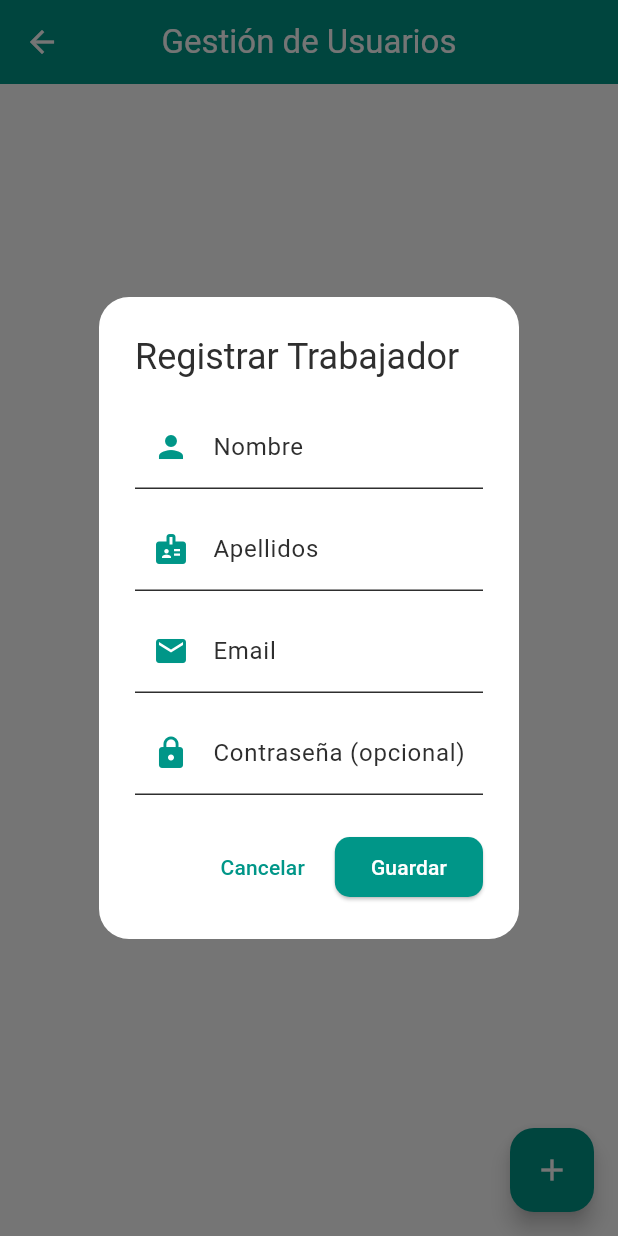
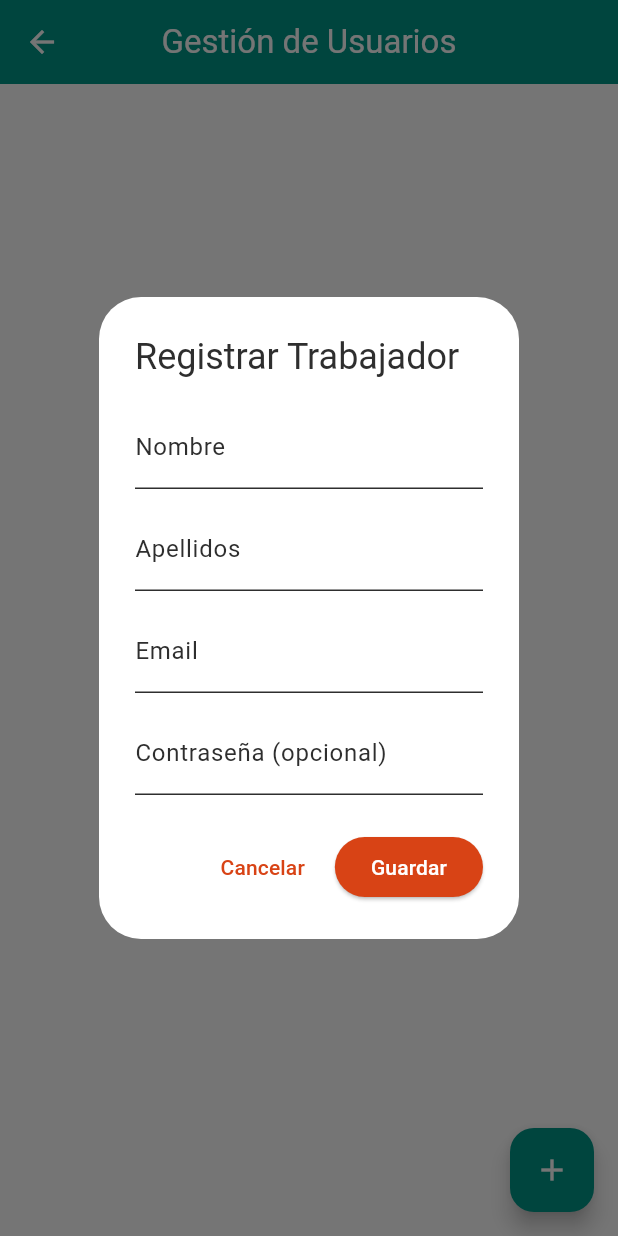
Before and after one commit to ArturoMD7/fast_order, a Flutter app: the UserManagementScreen screen opened directly with empty values, after a tap on the "add" icon, on a phone screen of 412 x 824 dp. Run offline on Flutter 3.47's test engine with Material 3 defaults, Android fonts, the light colour scheme and no system bars; our stand-ins replace fl_chart, flutter_dotenv, image_picker, qr_flutter, supabase_flutter; missing offline and left inert: mobile_scanner; accounts and stored records are empty.

Commit message:
update y create ya me jala en los workers

```diff
--- a/lib/screens/admin/user_management_screen.dart
+++ b/lib/screens/admin/user_management_screen.dart
@@ -46,50 +46,67 @@ class _UserManagementScreenState extends State<UserManagementScreen> {
     }
   }
 
-  Future<void> _deleteWorker(String workerId) async {
-    try {
-      await supabase.from('Usuarios').delete().eq('id', workerId);
-      ScaffoldMessenger.of(context).showSnackBar(
-        const SnackBar(content: Text('Trabajador eliminado'), backgroundColor: Colors.green),
-      );
-      _fetchWorkers();
-    } catch (e) {
-      if (context.mounted) {
-        ScaffoldMessenger.of(context).showSnackBar(
-          SnackBar(content: Text('Error al eliminar trabajador: $e'), backgroundColor: Colors.red),
-        );
-      }
-    }
-  }
-
-  void _showAddOrEditUserDialog(BuildContext context, Color primaryColor, {Map<String, dynamic>? worker}) {
+  void _showEditWorkerDialog(BuildContext context, Map<String, dynamic>? worker) {
+    final isEditing = worker != null;
+    final formKey = GlobalKey<FormState>();
     final nameController = TextEditingController(text: worker?['nombre'] ?? '');
     final lastNameController = TextEditingController(text: worker?['apellidos'] ?? '');
     final emailController = TextEditingController(text: worker?['email'] ?? '');
     final passwordController = TextEditingController();
     bool isLoading = false;
-    final isEditing = worker != null;
 
     showDialog(
       context: context,
       builder: (context) => StatefulBuilder(
-        builder: (context, setState) {
-          Future<void> saveUser() async {
-            if (nameController.text.trim().isEmpty ||
-                lastNameController.text.trim().isEmpty ||
-                emailController.text.trim().isEmpty ||
-                (!isEditing && passwordController.text.isEmpty)) {
-              ScaffoldMessenger.of(context).showSnackBar(
-                const SnackBar(content: Text('¡Todos los campos son obligatorios!'), backgroundColor: Colors.red),
-              );
-              return;
-            }
-
+        builder: (context, setState) => AlertDialog(
+          title: Text(isEditing ? 'Editar Trabajador' : 'Registrar Trabajador'),
+          content: Form(
+            key: formKey,
+            child: SingleChildScrollView(
+              child: Column(
+                mainAxisSize: MainAxisSize.min,
+                children: [
+                  TextFormField(
+                    controller: nameController,
+                    decoration: const InputDecoration(labelText: 'Nombre'),
+                    validator: (value) => value!.isEmpty ? 'El nombre es requerido' : null,
+                  ),
+                  const SizedBox(height: 12),
+                  TextFormField(
+                    controller: lastNameController,
+                    decoration: const InputDecoration(labelText: 'Apellidos'),
+                    validator: (value) => value!.isEmpty ? 'Los apellidos son requeridos' : null,
+                  ),
+                  const SizedBox(height: 12),
+                  TextFormField(
+                    controller: emailController,
+                    decoration: const InputDecoration(labelText: 'Email'),
+                    validator: (value) => value!.isEmpty ? 'El email es requerido' : null,
+                  ),
+                  const SizedBox(height: 12),
+                  TextFormField(
+                    controller: passwordController,
+                    decoration: const InputDecoration(labelText: 'Contraseña (opcional)'),
+                    obscureText: true,
+                  ),
+                ],
+              ),
+            ),
+          ),
+          actions: [
+            TextButton(
+              onPressed: () => Navigator.pop(context),
+              child: const Text('Cancelar'),
+            ),
+            ElevatedButton(
+              onPressed: isLoading
+                  ? null
+                  : () async {
+                      if (!formKey.currentState!.validate()) return;
                       setState(() => isLoading = true);
 
                       try {
                         if (isEditing) {
-                // Actualizar trabajador
                           final updateData = {
                             'nombre': nameController.text.trim(),
                             'apellidos': lastNameController.text.trim(),
@@ -99,7 +116,11 @@ class _UserManagementScreenState extends State<UserManagementScreen> {
                             updateData['contrasena'] = passwordController.text;
                           }
 
-                await supabase.from('Usuarios').update(updateData).eq('id', worker!['id']);
+                          await supabase
+                              .from('Usuarios')
+                              .update(updateData)
+                              .eq('id', worker!['id']);
+
                           if (context.mounted) {
                             Navigator.pop(context);
                             ScaffoldMessenger.of(context).showSnackBar(
@@ -108,7 +129,6 @@ class _UserManagementScreenState extends State<UserManagementScreen> {
                             _fetchWorkers();
                           }
                         } else {
-                // Crear trabajador
                           final authResponse = await supabase.auth.signUp(
                             email: emailController.text.trim(),
                             password: passwordController.text.trim(),
@@ -145,35 +165,60 @@ class _UserManagementScreenState extends State<UserManagementScreen> {
                       } finally {
                         if (context.mounted) setState(() => isLoading = false);
                       }
-          }
-
-          return AlertDialog(
-            title: Text(isEditing ? 'Editar Trabajador' : 'Registrar Trabajador'),
-            shape: RoundedRectangleBorder(borderRadius: BorderRadius.circular(20)),
-            content: SingleChildScrollView(
-              child: Column(
-                mainAxisSize: MainAxisSize.min,
-                children: [
-                  TextField(controller: nameController, decoration: InputDecoration(labelText: 'Nombre', prefixIcon: Icon(Icons.person, color: primaryColor))),
-                  const SizedBox(height: 12),
-                  TextField(controller: lastNameController, decoration: InputDecoration(labelText: 'Apellidos', prefixIcon: Icon(Icons.badge, color: primaryColor))),
-                  const SizedBox(height: 12),
-                  TextField(controller: emailController, decoration: InputDecoration(labelText: 'Email', prefixIcon: Icon(Icons.email, color: primaryColor))),
-                  const SizedBox(height: 12),
-                  TextField(controller: passwordController, decoration: InputDecoration(labelText: 'Contraseña (opcional)', prefixIcon: Icon(Icons.lock, color: primaryColor)), obscureText: true),
+                    },
+              child: isLoading
+                  ? const SizedBox(
+                      width: 20,
+                      height: 20,
+                      child: CircularProgressIndicator(color: Colors.white, strokeWidth: 2),
+                    )
+                  : Text(isEditing ? 'Guardar Cambios' : 'Guardar'),
+            ),
           ],
         ),
       ),
+    );
+  }
+
+  void _confirmDeleteWorker(BuildContext context, Map<String, dynamic> worker) {
+    showDialog(
+      context: context,
+      builder: (_) => AlertDialog(
+        title: const Text('Confirmar eliminación'),
+        content: Text('¿Eliminar al trabajador "${worker['nombre']} ${worker['apellidos']}"?'),
         actions: [
-              TextButton(onPressed: () => Navigator.pop(context), child: Text('Cancelar', style: TextStyle(color: primaryColor))),
-              ElevatedButton(
-                style: ElevatedButton.styleFrom(backgroundColor: primaryColor, shape: RoundedRectangleBorder(borderRadius: BorderRadius.circular(10))),
-                onPressed: isLoading ? null : saveUser,
-                child: isLoading ? const SizedBox(width: 20, height: 20, child: CircularProgressIndicator(color: Colors.white, strokeWidth: 2)) : Text(isEditing ? 'Guardar Cambios' : 'Guardar'),
+          TextButton(
+            onPressed: () => Navigator.pop(context),
+            child: const Text('Cancelar'),
+          ),
+          TextButton(
+            onPressed: () async {
+              Navigator.pop(context);
+              try {
+                await supabase.from('Usuarios').delete().eq('id', worker['id']);
+                _fetchWorkers();
+                if (context.mounted) {
+                  ScaffoldMessenger.of(context).showSnackBar(
+                    SnackBar(
+                      content: Text('Trabajador "${worker['nombre']}" eliminado'),
+                      backgroundColor: Colors.green,
+                    ),
+                  );
+                }
+              } catch (e) {
+                if (context.mounted) {
+                  ScaffoldMessenger.of(context).showSnackBar(
+                    SnackBar(
+                      content: Text('Error al eliminar trabajador: $e'),
+                      backgroundColor: Colors.red,
+                    ),
+                  );
+                }
+              }
+            },
+            child: const Text('Eliminar', style: TextStyle(color: Colors.red)),
           ),
         ],
-          );
-        },
       ),
     );
   }
@@ -208,11 +253,11 @@ class _UserManagementScreenState extends State<UserManagementScreen> {
                           children: [
                             IconButton(
                               icon: const Icon(Icons.edit, color: Colors.blue),
-                              onPressed: () => _showAddOrEditUserDialog(context, primaryColor, worker: worker),
+                              onPressed: () => _showEditWorkerDialog(context, worker),
                             ),
                             IconButton(
                               icon: const Icon(Icons.delete, color: Colors.red),
-                              onPressed: () => _deleteWorker(worker['id']),
+                              onPressed: () => _confirmDeleteWorker(context, worker),
                             ),
                           ],
                         ),
@@ -222,7 +267,7 @@ class _UserManagementScreenState extends State<UserManagementScreen> {
                 ),
       floatingActionButton: FloatingActionButton(
         backgroundColor: primaryColor,
-        onPressed: () => _showAddOrEditUserDialog(context, primaryColor),
+        onPressed: () => _showEditWorkerDialog(context, null),
         child: const Icon(Icons.add),
       ),
     );
```
Lines whose indentation alone changed are shown as unchanged.
